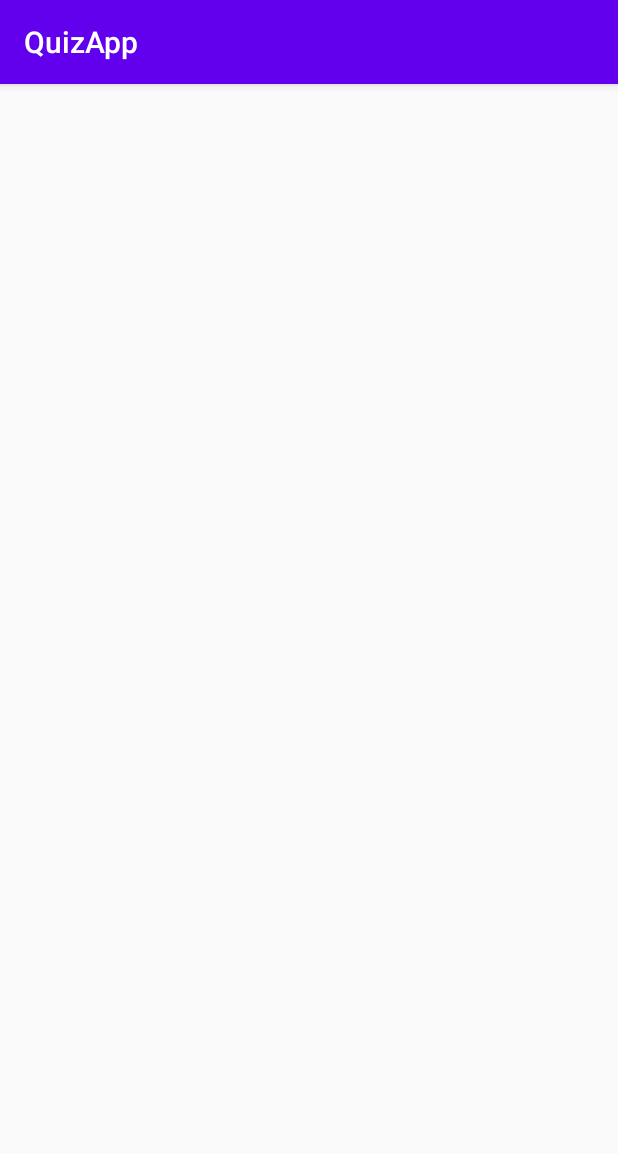
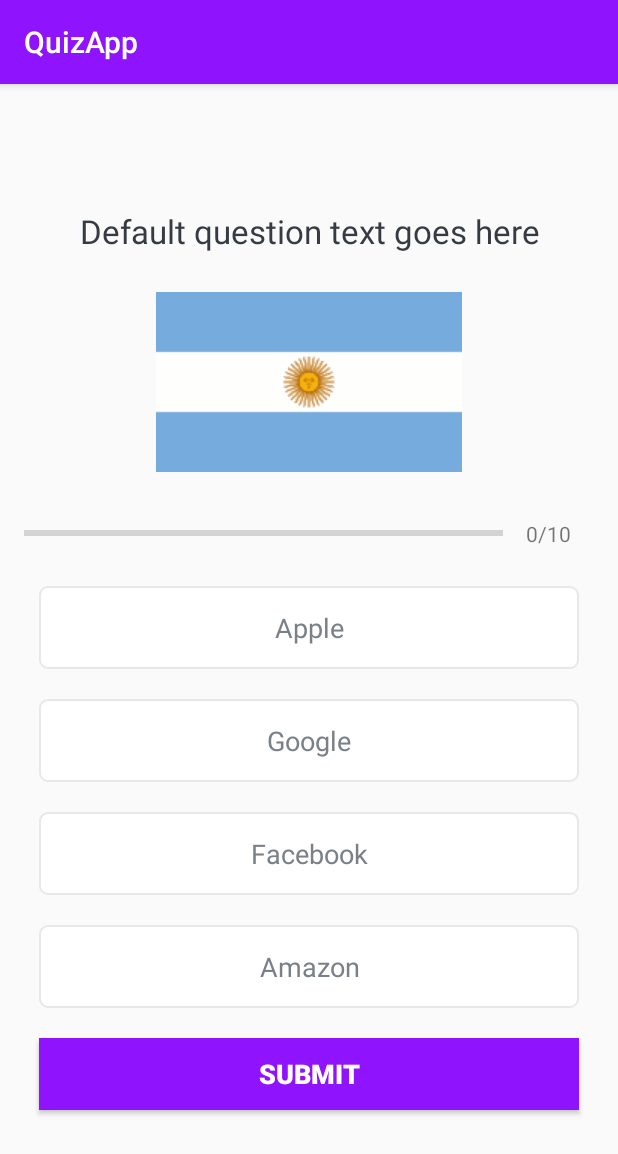
Before and after one commit to xkanuk/QuizApp, an Android app: the QuizQuestionsActivity screen opened directly, with no data from a screen before it, on a phone screen of 412 x 824 dp. Shown: the top 1154 px of the screen. Run offline under Robolectric (Android 15) with nearby library versions, the phone set to English and light mode, and no system bars.

Commit message:
Finish UI layout

```diff
--- /dev/null
+++ b/app/src/main/res/drawable/default_option_border_bg.xml
@@ -0,0 +1,13 @@
+<?xml version="1.0" encoding="utf-8"?>
+<shape xmlns:android="http://schemas.android.com/apk/res/android"
+    android:shape="rectangle">
+
+    <stroke
+        android:width="1dp"
+        android:color="#e8e8e8" />
+
+    <solid android:color="@android:color/white" />
+
+    <corners android:radius="5dp" />
+
+</shape>
--- a/app/src/main/res/layout/activity_quiz_questions.xml
+++ b/app/src/main/res/layout/activity_quiz_questions.xml
@@ -1,9 +1,131 @@
 <?xml version="1.0" encoding="utf-8"?>
-<androidx.constraintlayout.widget.ConstraintLayout xmlns:android="http://schemas.android.com/apk/res/android"
+<ScrollView xmlns:android="http://schemas.android.com/apk/res/android"
     xmlns:app="http://schemas.android.com/apk/res-auto"
     xmlns:tools="http://schemas.android.com/tools"
     android:layout_width="match_parent"
     android:layout_height="match_parent"
+    android:fillViewport="true"
     tools:context=".QuizQuestionsActivity">
 
-</androidx.constraintlayout.widget.ConstraintLayout>
+    <LinearLayout
+        android:layout_width="match_parent"
+        android:layout_height="wrap_content"
+        android:orientation="vertical"
+        android:gravity="center"
+        android:padding="16dp">
+
+        <TextView
+            android:id="@+id/tv_question"
+            android:layout_width="match_parent"
+            android:layout_height="wrap_content"
+            android:layout_margin="10dp"
+            android:gravity="center"
+            android:textColor="@color/questionText"
+            android:textSize="22sp"
+            android:text="Default question text goes here" />
+
+        <ImageView
+            android:id="@+id/iv_image"
+            android:layout_width="wrap_content"
+            android:layout_height="wrap_content"
+            android:layout_marginTop="16dp"
+            android:src="@drawable/ic_flag_of_argentina" />
+
+        <LinearLayout
+            android:id="@+id/ll_progress_details"
+            android:layout_width="match_parent"
+            android:layout_height="wrap_content"
+            android:layout_gravity="center_vertical"
+            android:orientation="horizontal"
+            android:layout_marginTop="16dp">
+
+            <ProgressBar
+                android:id="@+id/progress_bar"
+                style="?android:progressBarStyleHorizontal"
+                android:layout_width="0dp"
+                android:layout_height="wrap_content"
+                android:layout_weight="1"
+                android:max="10"
+                android:minHeight="50dp"
+                android:progress="0"
+                android:indeterminate="false" />
+
+            <TextView
+                android:id="@+id/tv_progress"
+                android:layout_width="wrap_content"
+                android:layout_height="wrap_content"
+                android:layout_gravity="center"
+                android:padding="15dp"
+                android:textColorHint="#7a8089"
+                android:textSize="14sp"
+                android:text="0/10" />
+
+
+        </LinearLayout>
+
+        <TextView
+            android:id="@+id/tv_option_one"
+            android:layout_width="match_parent"
+            android:layout_height="wrap_content"
+            android:layout_margin="10dp"
+            android:background="@drawable/default_option_border_bg"
+            android:gravity="center"
+            android:padding="15dp"
+            android:textColor="@color/answerText"
+            android:textSize="18sp"
+            android:text="Apple" />
+
+        <TextView
+            android:id="@+id/tv_option_two"
+            android:layout_width="match_parent"
+            android:layout_height="wrap_content"
+            android:layout_margin="10dp"
+            android:background="@drawable/default_option_border_bg"
+            android:gravity="center"
+            android:padding="15dp"
+            android:textColor="@color/answerText"
+            android:textSize="18sp"
+            android:text="Google" />
+
+        <TextView
+            android:id="@+id/tv_option_three"
+            android:layout_width="match_parent"
+            android:layout_height="wrap_content"
+            android:layout_margin="10dp"
+            android:background="@drawable/default_option_border_bg"
+            android:gravity="center"
+            android:padding="15dp"
+            android:textColor="@color/answerText"
+            android:textSize="18sp"
+            android:text="Facebook" />
+
+        <TextView
+            android:id="@+id/tv_option_four"
+            android:layout_width="match_parent"
+            android:layout_height="wrap_content"
+            android:layout_margin="10dp"
+            android:background="@drawable/default_option_border_bg"
+            android:gravity="center"
+            android:padding="15dp"
+            android:textColor="@color/answerText"
+            android:textSize="18sp"
+            android:text="Amazon" />
+
+        <Button
+            android:id="@+id/btn_submit"
+            android:layout_width="match_parent"
+            android:layout_height="wrap_content"
+            android:layout_margin="10dp"
+            android:background="@color/colorPrimary"
+            android:text="SUBMIT"
+            android:textColor="@android:color/white"
+            android:textSize="18sp"
+            android:textStyle="bold" />
+
+
+
+
+
+    </LinearLayout>
+
+</ScrollView>
--- a/app/src/main/res/values/colors.xml
+++ b/app/src/main/res/values/colors.xml
@@ -1,6 +1,8 @@
 <?xml version="1.0" encoding="utf-8"?>
 <resources>
-    <color name="colorPrimary">#6200EE</color>
-    <color name="colorPrimaryDark">#3700B3</color>
-    <color name="colorAccent">#03DAC5</color>
+    <color name="colorPrimary">#9013fe</color>
+    <color name="colorPrimaryDark">#6a1b9a</color>
+    <color name="colorAccent">#9013fe</color>
+    <color name="questionText">#363a43</color>
+    <color name="answerText">#7a8089</color>
 </resources>
```
